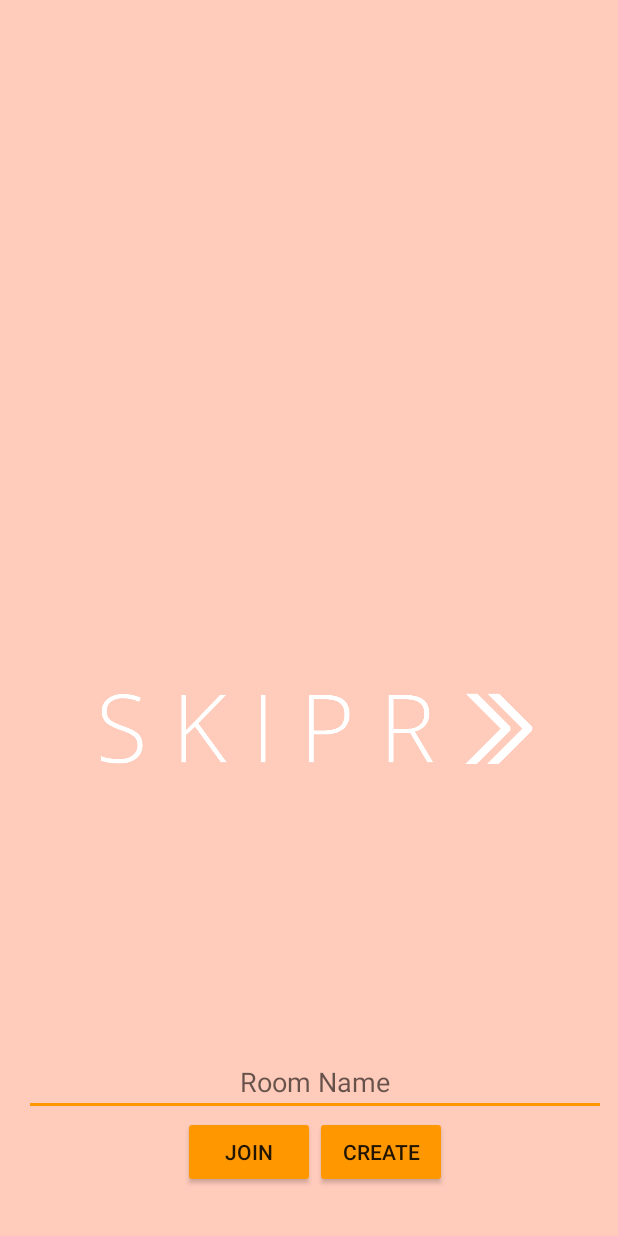
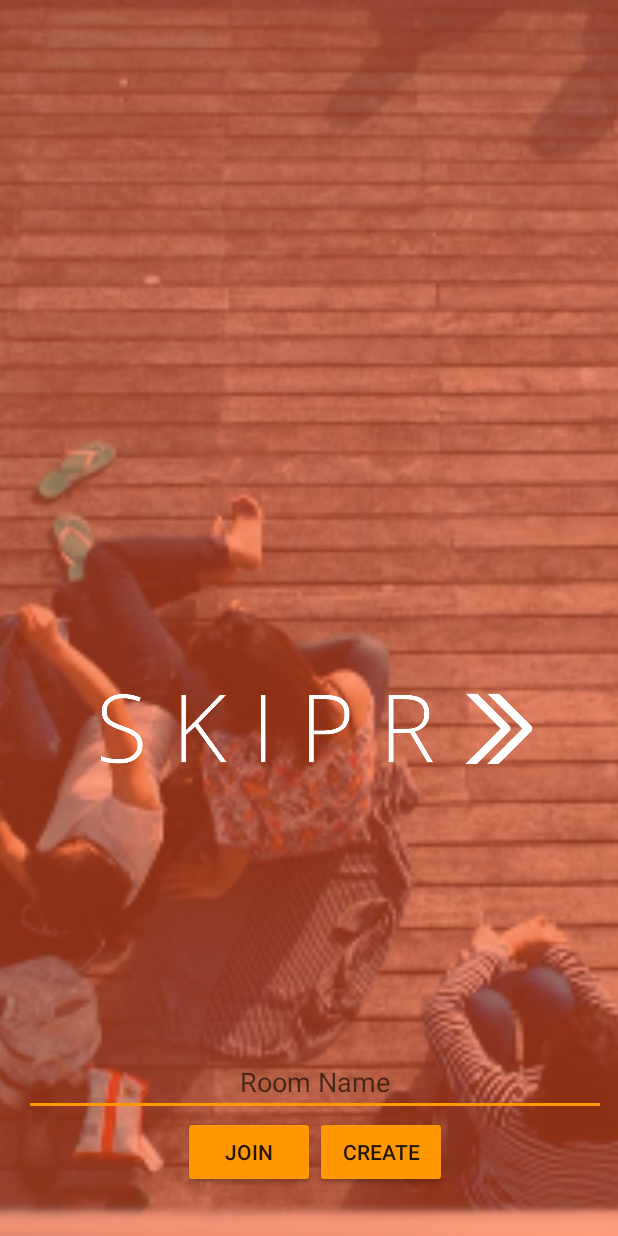
Before and after one commit to ajoys/skipr, an Android app: the screen it shows after launch (SplashActivity), on a phone screen of 412 x 824 dp. Run offline under Robolectric (Android 15) with nearby library versions, the phone set to English and light mode, and no system bars; libraries missing offline, so code that uses them is left out: com.spotify.sdk, retrofit.client; 3 statements that could not run were skipped.

Commit message:
background image added

```diff
--- a/android/app/src/main/res/layout/activity_splash.xml
+++ b/android/app/src/main/res/layout/activity_splash.xml
@@ -1,8 +1,15 @@
 <?xml version="1.0" encoding="utf-8"?>
 <RelativeLayout xmlns:android="http://schemas.android.com/apk/res/android"
     android:orientation="vertical" android:layout_width="match_parent"
-    android:background="@color/primary_light"
     android:layout_height="match_parent">
+
+    <ImageView
+        android:adjustViewBounds="true"
+        android:gravity="center_vertical"
+        android:scaleType="centerCrop"
+        android:layout_width="fill_parent"
+        android:layout_height="fill_parent"
+        android:src="@drawable/bg_1024"/>
 
     <LinearLayout
         android:layout_alignParentBottom="true"
```
Also changed, not shown: android/app/src/main/res/drawable-xxhdpi/bg_1024.png (added).
